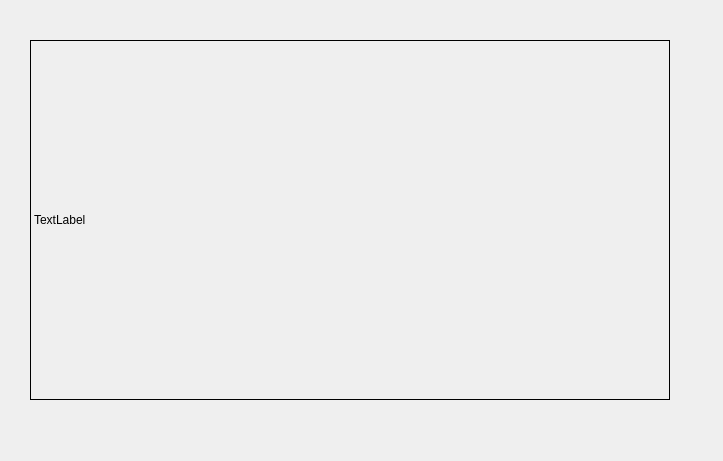
Above: ui/main_window.ui from mkdir-sweetiepie/realsense_test before the change. Below: the same form after it.
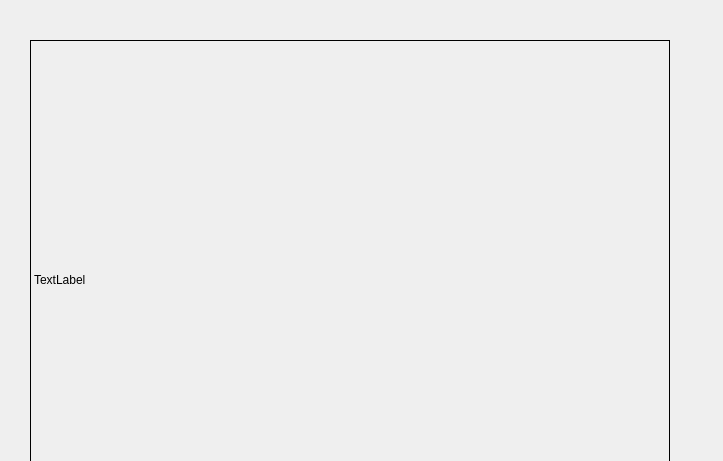
That is the form after the change. Icons and pictures are not drawn.

Patch:
```diff
--- a/ui/main_window.ui
+++ b/ui/main_window.ui
@@ -27,7 +27,7 @@
       <x>30</x>
       <y>40</y>
       <width>640</width>
-      <height>360</height>
+      <height>480</height>
      </rect>
     </property>
     <property name="frameShape">
```
